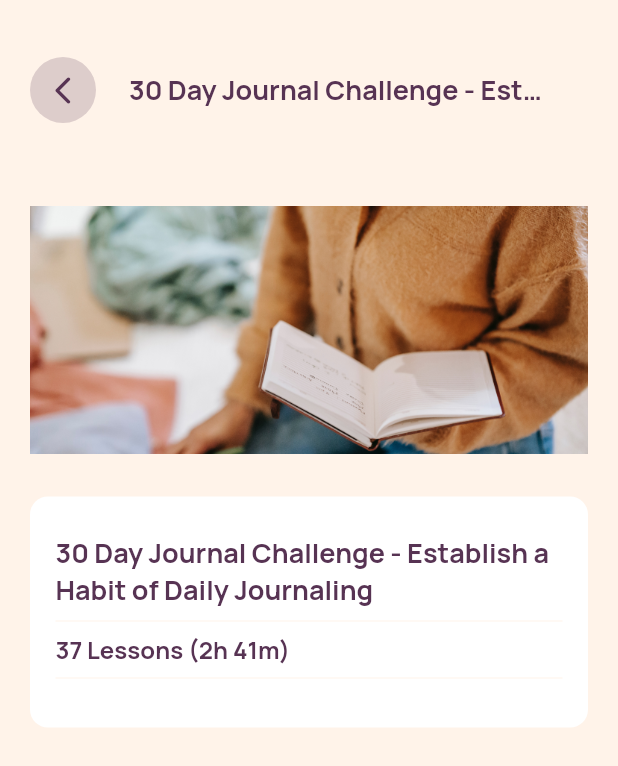
After one commit to Ripat-2345/habit_builder_app, a Flutter app: the CourseScreen screen opened directly, after a tap on "30 Day Journal Challenge - Establish a H", on a phone screen of 412 x 824 dp. The commit adds this screen. Shown: the top 766 px of the screen. Run offline on Flutter 3.47's test engine with Material 2 defaults, Android fonts, the light colour scheme and no system bars; our stand-ins replace google_fonts, introduction_screen.

Commit message:
creating detail_course_screen

```diff
--- a/lib/screens/course/course_screen.dart
+++ b/lib/screens/course/course_screen.dart
@@ -1,4 +1,5 @@
 import 'package:flutter/material.dart';
+import 'package:habit_builder_app/screens/course/detail_course_screen.dart';
 import 'package:habit_builder_app/widgets/widget_app_bar.dart';
 
 import '../../consts.dart';
@@ -239,7 +240,18 @@ class _CourseScreenState extends State<CourseScreen> {
                   child: ListView.builder(
                     itemCount: _habitImages.length,
                     itemBuilder: (context, index) {
-                      return Container(
+                      return InkWell(
+                        onTap: () {
+                          Navigator.push(
+                            context,
+                            MaterialPageRoute(
+                              builder: (context) => DetailCourseScreen(
+                                habitTitle: _habitImages[index][1],
+                              ),
+                            ),
+                          );
+                        },
+                        child: Container(
                           width: 374,
                           height: 274,
                           margin: const EdgeInsets.only(bottom: 12),
@@ -295,8 +307,8 @@ class _CourseScreenState extends State<CourseScreen> {
                                             Text(
                                               _habitImages[index][3],
                                               style: manrope.copyWith(
-                                              color:
-                                                  primaryColor.withOpacity(0.5),
+                                                color: primaryColor
+                                                    .withOpacity(0.5),
                                                 fontSize: 12,
                                                 fontWeight: FontWeight.w500,
                                               ),
@@ -328,6 +340,7 @@ class _CourseScreenState extends State<CourseScreen> {
                               ),
                             ],
                           ),
+                        ),
                       );
                     },
                   ),
--- /dev/null
+++ b/lib/screens/course/detail_course_screen.dart
@@ -0,0 +1,118 @@
+import 'package:flutter/material.dart';
+import 'package:habit_builder_app/consts.dart';
+import 'package:habit_builder_app/widgets/widget_app_bar.dart';
+
+class DetailCourseScreen extends StatelessWidget {
+  const DetailCourseScreen({Key? key, required this.habitTitle})
+      : super(key: key);
+  final String habitTitle;
+
+  @override
+  Widget build(BuildContext context) {
+    return Scaffold(
+      backgroundColor: thirdColor,
+      body: Padding(
+        padding: const EdgeInsets.only(
+          left: 20,
+          top: 38,
+          right: 20,
+        ),
+        child: Column(
+          children: [
+            WidgetAppBar(
+              prefix: InkWell(
+                onTap: () {
+                  Navigator.pop(context);
+                },
+                child: Container(
+                  width: 44,
+                  height: 44,
+                  decoration: BoxDecoration(
+                    borderRadius: BorderRadius.circular(100),
+                    color: primaryColor.withOpacity(0.2),
+                  ),
+                  child: Icon(
+                    Icons.arrow_back_ios_new_rounded,
+                    color: primaryColor,
+                    size: 22,
+                  ),
+                ),
+              ),
+              title: Flexible(
+                child: Padding(
+                  padding: const EdgeInsets.symmetric(horizontal: 22),
+                  child: Text(
+                    habitTitle,
+                    style: manrope.copyWith(
+                      color: primaryColor,
+                      fontSize: 18,
+                      fontWeight: FontWeight.w700,
+                    ),
+                    overflow: TextOverflow.ellipsis,
+                  ),
+                ),
+              ),
+              suffix: const SizedBox(),
+            ),
+            const SizedBox(
+              height: 38,
+            ),
+            Container(
+              width: double.infinity,
+              height: 200,
+              decoration: BoxDecoration(
+                borderRadius: BorderRadius.circular(12),
+                image: const DecorationImage(
+                  image: AssetImage(
+                    "assets/images/habit1.png",
+                  ),
+                ),
+              ),
+            ),
+            const SizedBox(
+              height: 11,
+            ),
+            Container(
+              padding: const EdgeInsets.symmetric(
+                vertical: 25,
+                horizontal: 17,
+              ),
+              width: double.infinity,
+              decoration: BoxDecoration(
+                borderRadius: BorderRadius.circular(12),
+                color: Colors.white,
+              ),
+              child: Column(
+                crossAxisAlignment: CrossAxisAlignment.start,
+                children: [
+                  Text(
+                    habitTitle,
+                    style: manrope.copyWith(
+                      color: primaryColor,
+                      fontSize: 18,
+                      fontWeight: FontWeight.w700,
+                    ),
+                  ),
+                  Divider(
+                    color: thirdColor,
+                  ),
+                  Text(
+                    "37 Lessons (2h 41m)",
+                    style: manrope.copyWith(
+                      color: primaryColor,
+                      fontSize: 16,
+                      fontWeight: FontWeight.w700,
+                    ),
+                  ),
+                  Divider(
+                    color: thirdColor,
+                  ),
+                ],
+              ),
+            )
+          ],
+        ),
+      ),
+    );
+  }
+}
```
Lines whose indentation alone changed are shown as unchanged.
